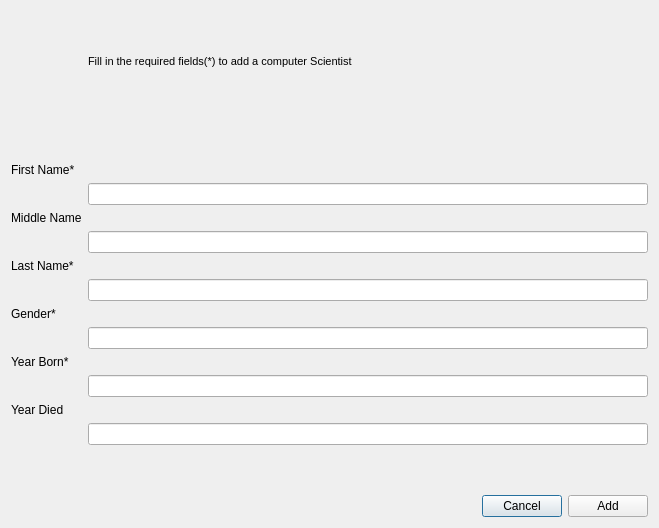
First picture: the form in Skil 3/UI/add_scientist.ui, repository SenpaiPlz/0011Week, before the edit.
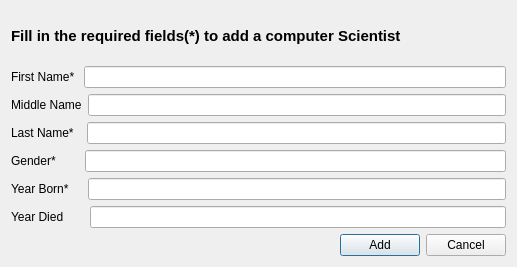
Second picture: the form after the edit. Icons and pictures are not drawn.

Commit message: change layout, very pretty

Patch:
```diff
--- a/Skil 3/UI/add_scientist.ui
+++ b/Skil 3/UI/add_scientist.ui
@@ -6,8 +6,8 @@
    <rect>
     <x>0</x>
     <y>0</y>
-    <width>659</width>
-    <height>528</height>
+    <width>517</width>
+    <height>267</height>
    </rect>
   </property>
   <property name="font">
@@ -19,27 +19,18 @@
   <property name="windowTitle">
    <string>Dialog</string>
   </property>
-  <layout class="QFormLayout" name="formLayout">
-   <item row="1" column="1">
-    <spacer name="verticalSpacer_2">
-     <property name="orientation">
-      <enum>Qt::Vertical</enum>
-     </property>
-     <property name="sizeHint" stdset="0">
-      <size>
-       <width>20</width>
-       <height>40</height>
-      </size>
-     </property>
-    </spacer>
-   </item>
-   <item row="3" column="1">
+  <property name="windowIcon">
+   <iconset resource="../themelogo.qrc">
+    <normaloff>:/liltree.png</normaloff>:/liltree.png</iconset>
+  </property>
+  <layout class="QVBoxLayout" name="verticalLayout">
+   <item>
     <widget class="QLabel" name="label_9">
      <property name="font">
       <font>
-       <pointsize>8</pointsize>
-       <weight>50</weight>
-       <bold>false</bold>
+       <pointsize>11</pointsize>
+       <weight>75</weight>
+       <bold>true</bold>
       </font>
      </property>
      <property name="text">
@@ -47,106 +38,91 @@
      </property>
     </widget>
    </item>
-   <item row="4" column="1">
-    <spacer name="verticalSpacer_3">
-     <property name="orientation">
-      <enum>Qt::Vertical</enum>
-     </property>
-     <property name="sizeHint" stdset="0">
-      <size>
-       <width>20</width>
-       <height>40</height>
-      </size>
-     </property>
-    </spacer>
-   </item>
-   <item row="5" column="1">
-    <spacer name="verticalSpacer_4">
-     <property name="orientation">
-      <enum>Qt::Vertical</enum>
-     </property>
-     <property name="sizeHint" stdset="0">
-      <size>
-       <width>20</width>
-       <height>40</height>
-      </size>
-     </property>
-    </spacer>
-   </item>
-   <item row="10" column="0">
+   <item>
+    <layout class="QHBoxLayout" name="horizontalLayout_2">
+     <item>
     <widget class="QLabel" name="label_7">
      <property name="text">
-      <string>First Name*</string>
+        <string>First Name* </string>
      </property>
     </widget>
    </item>
-   <item row="11" column="1">
+     <item>
     <widget class="QLineEdit" name="FirstName"/>
    </item>
-   <item row="12" column="0">
+    </layout>
+   </item>
+   <item>
+    <layout class="QHBoxLayout" name="horizontalLayout_4">
+     <item>
     <widget class="QLabel" name="label">
      <property name="text">
       <string>Middle Name</string>
      </property>
     </widget>
    </item>
-   <item row="13" column="1">
+     <item>
     <widget class="QLineEdit" name="MidName"/>
    </item>
-   <item row="15" column="0">
+    </layout>
+   </item>
+   <item>
+    <layout class="QHBoxLayout" name="horizontalLayout_5">
+     <item>
     <widget class="QLabel" name="label_5">
      <property name="text">
-      <string>Last Name*</string>
+        <string>Last Name*  </string>
      </property>
     </widget>
    </item>
-   <item row="16" column="1">
+     <item>
     <widget class="QLineEdit" name="LastName"/>
    </item>
-   <item row="18" column="0">
+    </layout>
+   </item>
+   <item>
+    <layout class="QHBoxLayout" name="horizontalLayout_6">
+     <item>
     <widget class="QLabel" name="label_4">
      <property name="text">
-      <string>Gender*</string>
+        <string>Gender*       </string>
      </property>
     </widget>
    </item>
-   <item row="19" column="1">
+     <item>
     <widget class="QLineEdit" name="Gender"/>
    </item>
-   <item row="20" column="0">
+    </layout>
+   </item>
+   <item>
+    <layout class="QHBoxLayout" name="horizontalLayout_7">
+     <item>
     <widget class="QLabel" name="label_3">
      <property name="text">
-      <string>Year Born*</string>
+        <string>Year Born*    </string>
      </property>
     </widget>
    </item>
-   <item row="21" column="1">
-    <widget class="QLineEdit" name="YearBorn"/>
-   </item>
-   <item row="23" column="0">
-    <widget class="QLabel" name="label_2">
-     <property name="text">
-      <string>Year Died</string>
-     </property>
-    </widget>
-   </item>
-   <item row="24" column="1">
+     <item>
     <widget class="QLineEdit" name="Yeardied"/>
    </item>
-   <item row="25" column="1">
-    <spacer name="verticalSpacer_5">
-     <property name="orientation">
-      <enum>Qt::Vertical</enum>
-     </property>
-     <property name="sizeHint" stdset="0">
-      <size>
-       <width>20</width>
-       <height>40</height>
-      </size>
-     </property>
-    </spacer>
-   </item>
-   <item row="28" column="1">
+    </layout>
+   </item>
+   <item>
+    <layout class="QHBoxLayout" name="horizontalLayout_8">
+     <item>
+      <widget class="QLabel" name="label_2">
+       <property name="text">
+        <string>Year Died      </string>
+       </property>
+      </widget>
+     </item>
+     <item>
+      <widget class="QLineEdit" name="YearBorn"/>
+     </item>
+    </layout>
+   </item>
+   <item>
     <layout class="QHBoxLayout" name="horizontalLayout">
      <item>
       <layout class="QHBoxLayout" name="horizontalLayout_3">
@@ -165,16 +141,6 @@
        </item>
       </layout>
      </item>
-     <item>
-      <layout class="QHBoxLayout" name="horizontalLayout_2"/>
-     </item>
-     <item>
-      <widget class="QPushButton" name="pushButton_2">
-       <property name="text">
-        <string>Cancel</string>
-       </property>
-      </widget>
-     </item>
      <item>
       <widget class="QPushButton" name="pushButton">
        <property name="text">
@@ -182,6 +148,13 @@
        </property>
       </widget>
      </item>
+     <item>
+      <widget class="QPushButton" name="pushButton_2">
+       <property name="text">
+        <string>Cancel</string>
+       </property>
+      </widget>
+     </item>
     </layout>
    </item>
   </layout>
```
Left out of the diff: 4 changed lines with no effect on the pictures. Lines whose indentation alone changed are shown as unchanged. The commit also changes 9 other files.
